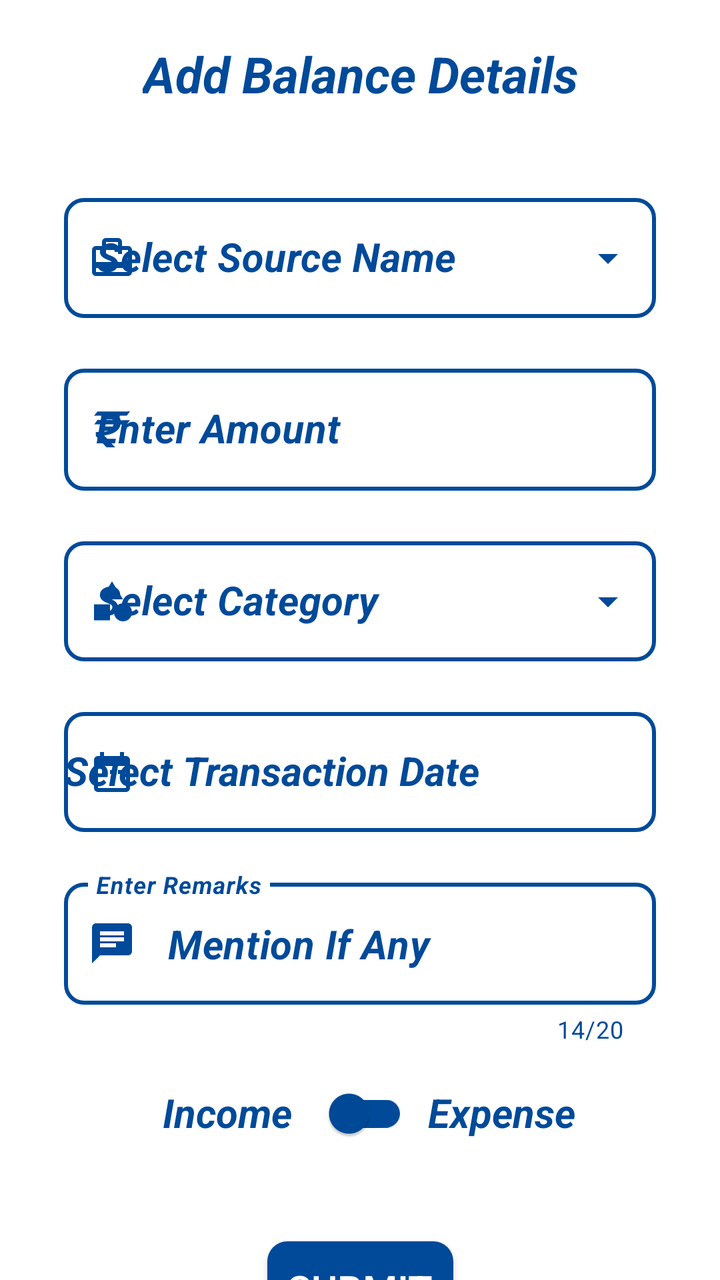
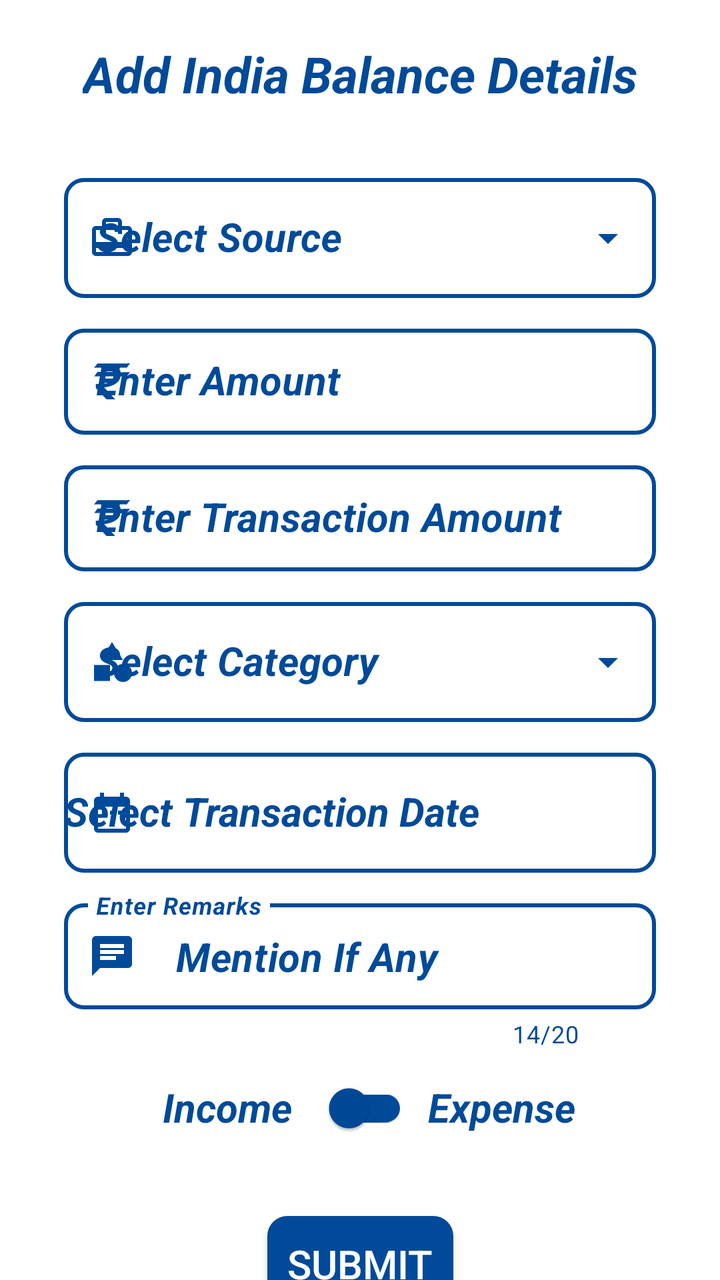

Screens rendered from an Android XML layout before and after an edit, with the pre-edit source and the edit as a unified diff.
<!-- AndroidManifest.xml: application theme AppTheme -->
<!-- res/layout/fragment_india.xml -->
<?xml version="1.0" encoding="utf-8"?>
<FrameLayout xmlns:android="http://schemas.android.com/apk/res/android"
    xmlns:app="http://schemas.android.com/apk/res-auto"
    xmlns:tools="http://schemas.android.com/tools"
    android:layout_width="match_parent"
    android:layout_height="match_parent"
    android:background="@color/white"
    tools:context=".AddBalances.IndiaFragment">

    <androidx.constraintlayout.widget.ConstraintLayout
        android:layout_width="match_parent"
        android:layout_height="wrap_content">

        <TextView
            android:id="@+id/balHeading"
            android:layout_width="wrap_content"
            android:layout_height="wrap_content"
            android:layout_marginTop="20dp"
            android:text="@string/add_balance_details"
            android:textColor="@color/background"
            android:textSize="25sp"
            android:textStyle="bold|italic"
            app:layout_constraintEnd_toEndOf="parent"
            app:layout_constraintStart_toStartOf="parent"
            app:layout_constraintTop_toTopOf="parent" />

        <com.google.android.material.textfield.TextInputLayout
            android:id="@+id/balSourceNameLayout"
            style="@style/Widget.MaterialComponents.TextInputLayout.OutlinedBox.Dense.ExposedDropdownMenu"
            android:layout_width="0dp"
            android:layout_height="wrap_content"
            android:layout_marginStart="32dp"
            android:layout_marginTop="40dp"
            android:layout_marginEnd="32dp"
            android:hint="@string/select_source_name"
            android:textColorHint="@color/background"
            android:theme="@style/ThemeOverlay.AppTheme.TextInputEditText.Outlined"
            app:boxCornerRadiusBottomEnd="10dp"
            app:boxCornerRadiusBottomStart="10dp"
            app:boxCornerRadiusTopEnd="10dp"
            app:boxCornerRadiusTopStart="10dp"
            app:boxStrokeColor="@color/grey"
            app:boxStrokeWidth="2dp"
            app:boxStrokeWidthFocused="2dp"
            app:endIconTint="@color/background"
            app:errorTextColor="@color/red"
            app:hintTextColor="@color/background"
            app:layout_constraintEnd_toEndOf="parent"
            app:layout_constraintStart_toStartOf="parent"
            app:layout_constraintTop_toBottomOf="@+id/balHeading"
            app:startIconDrawable="@drawable/ic_view_balance"
            app:startIconTint="@color/background">

            <AutoCompleteTextView
                android:id="@+id/balSourceName"
                android:layout_width="match_parent"
                android:layout_height="60sp"
                android:inputType="none"
                android:textColor="@color/background"
                android:textSize="20sp"
                android:textStyle="bold|italic"
                tools:ignore="LabelFor" />
        </com.google.android.material.textfield.TextInputLayout>

        <com.google.android.material.textfield.TextInputLayout
            android:id="@+id/balAmountLayout"
            style="@style/Widget.MaterialComponents.TextInputLayout.OutlinedBox"
            android:layout_width="0dp"
            android:layout_height="wrap_content"
            android:layout_marginTop="20dp"
            android:hint="@string/amount"
            android:textColorHint="@color/background"
            android:theme="@style/ThemeOverlay.AppTheme.TextInputEditText.Outlined"
            app:boxCornerRadiusBottomEnd="10dp"
            app:boxCornerRadiusBottomStart="10dp"
            app:boxCornerRadiusTopEnd="10dp"
            app:boxCornerRadiusTopStart="10dp"
            app:boxStrokeColor="@color/grey"
            app:boxStrokeWidth="2dp"
            app:boxStrokeWidthFocused="2dp"
            app:endIconMode="clear_text"
            app:endIconTint="@color/background"
            app:errorTextColor="@color/red"
            app:hintTextColor="@color/background"
            app:layout_constraintEnd_toEndOf="@+id/balSourceNameLayout"
            app:layout_constraintStart_toStartOf="@+id/balSourceNameLayout"
            app:layout_constraintTop_toBottomOf="@+id/balSourceNameLayout"
            app:startIconDrawable="@drawable/ic_rupee"
            app:startIconTint="@color/background">

            <com.google.android.material.textfield.TextInputEditText
                android:id="@+id/balAmount"
                android:layout_width="match_parent"
                android:layout_height="wrap_content"
                android:imeOptions="actionDone"
                android:inputType="number"
                android:textColor="@color/background"
                android:textCursorDrawable="@drawable/color_cursor"
                android:textSize="20sp"
                android:textStyle="bold|italic" />
        </com.google.android.material.textfield.TextInputLayout>

        <com.google.android.material.textfield.TextInputLayout
            android:id="@+id/balCategoryLayout"
            style="@style/Widget.MaterialComponents.TextInputLayout.OutlinedBox.Dense.ExposedDropdownMenu"
            android:layout_width="0dp"
            android:layout_height="wrap_content"
            android:layout_marginTop="20dp"
            android:hint="@string/select_category"
            android:textColorHint="@color/background"
            android:theme="@style/ThemeOverlay.AppTheme.TextInputEditText.Outlined"
            app:boxCornerRadiusBottomEnd="10dp"
            app:boxCornerRadiusBottomStart="10dp"
            app:boxCornerRadiusTopEnd="10dp"
            app:boxCornerRadiusTopStart="10dp"
            app:boxStrokeColor="@color/grey"
            app:boxStrokeWidth="2dp"
            app:boxStrokeWidthFocused="2dp"
            app:endIconTint="@color/background"
            app:errorTextColor="@color/red"
            app:hintTextColor="@color/background"
            app:layout_constraintEnd_toEndOf="@+id/balAmountLayout"
            app:layout_constraintStart_toStartOf="@+id/balAmountLayout"
            app:layout_constraintTop_toBottomOf="@+id/balAmountLayout"
            app:startIconDrawable="@drawable/ic_category"
            app:startIconTint="@color/background">

            <AutoCompleteTextView
                android:id="@+id/balCategory"
                android:layout_width="match_parent"
                android:layout_height="60sp"
                android:inputType="none"
                android:textColor="@color/background"
                android:textSize="20sp"
                android:textStyle="bold|italic"
                tools:ignore="LabelFor" />
        </com.google.android.material.textfield.TextInputLayout>

        <com.google.android.material.textfield.TextInputLayout
            android:id="@+id/balTranDateLayout"
            style="@style/Widget.MaterialComponents.TextInputLayout.OutlinedBox"
            android:layout_width="0dp"
            android:layout_height="wrap_content"
            android:layout_marginTop="20dp"
            android:hint="@string/transaction_date"
            android:textColorHint="@color/background"
            android:theme="@style/ThemeOverlay.AppTheme.TextInputEditText.Outlined"
            app:boxCornerRadiusBottomEnd="10dp"
            app:boxCornerRadiusBottomStart="10dp"
            app:boxCornerRadiusTopEnd="10dp"
            app:boxCornerRadiusTopStart="10dp"
            app:boxStrokeColor="@color/grey"
            app:boxStrokeWidth="2dp"
            app:boxStrokeWidthFocused="2dp"
            app:errorTextColor="@color/red"
            app:layout_constraintEnd_toEndOf="@+id/balCategoryLayout"
            app:layout_constraintStart_toStartOf="@+id/balCategoryLayout"
            app:layout_constraintTop_toBottomOf="@+id/balCategoryLayout"
            app:startIconDrawable="@drawable/ic_date"
            app:startIconTint="@color/background">

            <AutoCompleteTextView
                android:id="@+id/balTranDate"
                android:layout_width="match_parent"
                android:layout_height="60sp"
                android:inputType="none"
                android:textColor="@color/background"
                android:textCursorDrawable="@drawable/color_cursor"
                android:textSize="20sp"
                android:textStyle="bold|italic"
                tools:ignore="LabelFor" />
        </com.google.android.material.textfield.TextInputLayout>

        <com.google.android.material.textfield.TextInputLayout
            android:id="@+id/balDecRemarksLayout"
            style="@style/Widget.MaterialComponents.TextInputLayout.OutlinedBox"
            android:layout_width="0dp"
            android:layout_height="wrap_content"
            android:layout_marginTop="20dp"
            android:hint="@string/remarks"
            android:textColorHint="@color/background"
            android:theme="@style/ThemeOverlay.AppTheme.TextInputEditText.Outlined"
            app:boxCornerRadiusBottomEnd="10dp"
            app:boxCornerRadiusBottomStart="10dp"
            app:boxCornerRadiusTopEnd="10dp"
            app:boxCornerRadiusTopStart="10dp"
            app:boxStrokeColor="@color/grey"
            app:boxStrokeWidth="2dp"
            app:boxStrokeWidthFocused="2dp"
            app:counterEnabled="true"
            app:counterMaxLength="20"
            app:counterTextColor="@color/background"
            app:endIconMode="clear_text"
            app:endIconTint="@color/background"
            app:errorTextColor="@color/red"
            app:hintTextColor="@color/background"
            app:layout_constraintEnd_toEndOf="@+id/balTranDateLayout"
            app:layout_constraintStart_toStartOf="@+id/balTranDateLayout"
            app:layout_constraintTop_toBottomOf="@+id/balTranDateLayout"
            app:startIconDrawable="@drawable/ic_remarks"
            app:startIconTint="@color/background">

            <com.google.android.material.textfield.TextInputEditText
                android:id="@+id/balDecRemarks"
                android:layout_width="match_parent"
                android:layout_height="wrap_content"
                android:imeOptions="actionDone"
                android:inputType="textCapWords"
                android:maxLength="20"
                android:text="@string/mention_if_any"
                android:textColor="@color/background"
                android:textCursorDrawable="@drawable/color_cursor"
                android:textSize="20sp"
                android:textStyle="bold|italic" />
        </com.google.android.material.textfield.TextInputLayout>

        <TextView
            android:id="@+id/balSwitchIncome"
            android:layout_width="wrap_content"
            android:layout_height="wrap_content"
            android:layout_marginTop="20dp"
            android:layout_marginEnd="10dp"
            android:text="@string/income"
            android:textColor="@color/background"
            android:textSize="20sp"
            android:textStyle="bold|italic"
            app:layout_constraintEnd_toStartOf="@+id/balSwitch"
            app:layout_constraintTop_toBottomOf="@+id/balDecRemarksLayout" />

        <androidx.appcompat.widget.SwitchCompat
            android:id="@+id/balSwitch"
            android:layout_width="wrap_content"
            android:layout_height="wrap_content"
            android:layout_marginTop="10dp"
            android:textOff="@string/off"
            android:textOn="@string/on"
            app:layout_constraintEnd_toEndOf="parent"
            app:layout_constraintStart_toStartOf="parent"
            app:layout_constraintTop_toBottomOf="@+id/balDecRemarksLayout"
            app:thumbTint="@color/background"
            app:trackTint="@color/background" />

        <TextView
            android:id="@+id/balSwitchOutcome"
            android:layout_width="wrap_content"
            android:layout_height="wrap_content"
            android:layout_marginStart="10dp"
            android:layout_marginTop="20dp"
            android:text="@string/expense"
            android:textColor="@color/background"
            android:textSize="20sp"
            android:textStyle="bold|italic"
            app:layout_constraintStart_toEndOf="@+id/balSwitch"
            app:layout_constraintTop_toBottomOf="@+id/balDecRemarksLayout" />

        <androidx.appcompat.widget.AppCompatButton
            android:id="@+id/balDecSubmit"
            android:layout_width="wrap_content"
            android:layout_height="wrap_content"
            android:layout_marginTop="40dp"
            android:background="@drawable/button_background"
            android:text="  Submit  "
            android:textColor="@color/white"
            android:textSize="20sp"
            app:layout_constraintEnd_toEndOf="parent"
            app:layout_constraintStart_toStartOf="parent"
            app:layout_constraintTop_toBottomOf="@+id/balSwitch"
            tools:ignore="HardcodedText" />

    </androidx.constraintlayout.widget.ConstraintLayout>

</FrameLayout>
<!-- resources referenced by this layout -->
<resources>
  <color name="background">#004A99</color>
  <color name="grey">#808080</color>
  <color name="red">#FF0000</color>
  <color name="white">#FFFFFFFF</color>
  <!-- drawable button_background (drawable) -->
  <?xml version="1.0" encoding="utf-8"?>
  <ripple xmlns:android="http://schemas.android.com/apk/res/android"
      android:color="@color/white">
      <item>
          <shape android:shape="rectangle">
              <solid android:color="@color/background" />
              <corners android:radius="10dp" />
          </shape>
      </item>
  </ripple>
  <!-- drawable color_cursor (drawable) -->
  <?xml version="1.0" encoding="utf-8"?>
  <shape xmlns:android="http://schemas.android.com/apk/res/android"
      android:shape="rectangle">
      <size android:width="2dp" />
      <solid android:color="@color/background" />
  </shape>
  <!-- drawable ic_category (drawable) -->
  <vector android:height="24dp" android:tint="#FFFFFF"
      android:viewportHeight="24" android:viewportWidth="24"
      android:width="24dp" xmlns:android="http://schemas.android.com/apk/res/android">
      <path android:fillColor="@android:color/white" android:pathData="M12,2l-5.5,9h11z"/>
      <path android:fillColor="@android:color/white" android:pathData="M17.5,17.5m-4.5,0a4.5,4.5 0,1 1,9 0a4.5,4.5 0,1 1,-9 0"/>
      <path android:fillColor="@android:color/white" android:pathData="M3,13.5h8v8H3z"/>
  </vector>
  <!-- drawable ic_date (drawable) -->
  <vector android:height="24dp" android:tint="#FFFFFF"
      android:viewportHeight="24" android:viewportWidth="24"
      android:width="24dp" xmlns:android="http://schemas.android.com/apk/res/android">
      <path android:fillColor="@android:color/white" android:pathData="M9,11L7,11v2h2v-2zM13,11h-2v2h2v-2zM17,11h-2v2h2v-2zM19,4h-1L18,2h-2v2L8,4L8,2L6,2v2L5,4c-1.11,0 -1.99,0.9 -1.99,2L3,20c0,1.1 0.89,2 2,2h14c1.1,0 2,-0.9 2,-2L21,6c0,-1.1 -0.9,-2 -2,-2zM19,20L5,20L5,9h14v11z"/>
  </vector>
  <!-- drawable ic_remarks (drawable) -->
  <vector xmlns:android="http://schemas.android.com/apk/res/android"
      android:width="24dp"
      android:height="24dp"
      android:tint="@color/background"
      android:viewportWidth="24"
      android:viewportHeight="24">
      <path
          android:fillColor="@android:color/white"
          android:pathData="M20,2L4,2c-1.1,0 -1.99,0.9 -1.99,2L2,22l4,-4h14c1.1,0 2,-0.9 2,-2L22,4c0,-1.1 -0.9,-2 -2,-2zM6,9h12v2L6,11L6,9zM14,14L6,14v-2h8v2zM18,8L6,8L6,6h12v2z" />
  </vector>
  <string name="add_balance_details">Add Balance Details</string>
  <string name="amount">Enter Amount</string>
  <string name="expense">Expense</string>
  <string name="income">Income</string>
  <string name="mention_if_any">Mention If Any</string>
  <string name="off">Off</string>
  <string name="on">On</string>
  <string name="remarks">Enter Remarks</string>
  <string name="select_category">Select Category</string>
  <string name="select_source_name">Select Source Name</string>
  <string name="transaction_date">Select Transaction Date</string>
  <style name="ThemeOverlay.AppTheme.TextInputEditText.Outlined" parent="">
          <item name="colorControlActivated">@color/background</item>
      </style>
  <style name="AppTheme" parent="Theme.MaterialComponents.Light.DarkActionBar">
          
          
          
          <item name="colorPrimary">@color/background</item>
          <item name="colorPrimaryDark">@color/background</item>
          <item name="colorAccent">@color/background</item>
          
          <item name="colorSurface">@color/background</item>
          
          <item name="android:itemTextAppearance">@style/OptionsMenuStyle</item>
      </style>
  <style name="OptionsMenuStyle" parent="@style/TextAppearance.AppCompat.Widget.ActionBar.Title">
          <item name="android:textColor">@color/background</item>
          <item name="android:textStyle">italic|bold</item>
          <item name="android:textSize">15sp</item>
      </style>
  <!-- unchanged entries left out for length: 2 -->
</resources>

<!-- the commit's change to res/layout/fragment_india.xml (unified diff, before → after) -->
@@ -9,14 +9,14 @@
 
     <androidx.constraintlayout.widget.ConstraintLayout
         android:layout_width="match_parent"
-        android:layout_height="wrap_content">
+        android:layout_height="match_parent">
 
         <TextView
             android:id="@+id/balHeading"
             android:layout_width="wrap_content"
             android:layout_height="wrap_content"
             android:layout_marginTop="20dp"
-            android:text="@string/add_balance_details"
+            android:text="@string/add_india_balance_details"
             android:textColor="@color/background"
             android:textSize="25sp"
             android:textStyle="bold|italic"
@@ -30,9 +30,9 @@
             android:layout_width="0dp"
             android:layout_height="wrap_content"
             android:layout_marginStart="32dp"
-            android:layout_marginTop="40dp"
+            android:layout_marginTop="30dp"
             android:layout_marginEnd="32dp"
-            android:hint="@string/select_source_name"
+            android:hint="@string/select_source"
             android:textColorHint="@color/background"
             android:theme="@style/ThemeOverlay.AppTheme.TextInputEditText.Outlined"
             app:boxCornerRadiusBottomEnd="10dp"
@@ -67,7 +67,7 @@
             style="@style/Widget.MaterialComponents.TextInputLayout.OutlinedBox"
             android:layout_width="0dp"
             android:layout_height="wrap_content"
-            android:layout_marginTop="20dp"
+            android:layout_marginTop="10dp"
             android:hint="@string/amount"
             android:textColorHint="@color/background"
             android:theme="@style/ThemeOverlay.AppTheme.TextInputEditText.Outlined"
@@ -92,7 +92,7 @@
                 android:id="@+id/balAmount"
                 android:layout_width="match_parent"
                 android:layout_height="wrap_content"
-                android:imeOptions="actionDone"
+                android:imeOptions="actionNext"
                 android:inputType="number"
                 android:textColor="@color/background"
                 android:textCursorDrawable="@drawable/color_cursor"
@@ -101,27 +101,65 @@
         </com.google.android.material.textfield.TextInputLayout>
 
         <com.google.android.material.textfield.TextInputLayout
-            android:id="@+id/balCategoryLayout"
-            style="@style/Widget.MaterialComponents.TextInputLayout.OutlinedBox.Dense.ExposedDropdownMenu"
-            android:layout_width="0dp"
-            android:layout_height="wrap_content"
-            android:layout_marginTop="20dp"
-            android:hint="@string/select_category"
-            android:textColorHint="@color/background"
-            android:theme="@style/ThemeOverlay.AppTheme.TextInputEditText.Outlined"
-            app:boxCornerRadiusBottomEnd="10dp"
-            app:boxCornerRadiusBottomStart="10dp"
-            app:boxCornerRadiusTopEnd="10dp"
-            app:boxCornerRadiusTopStart="10dp"
-            app:boxStrokeColor="@color/grey"
-            app:boxStrokeWidth="2dp"
-            app:boxStrokeWidthFocused="2dp"
+            android:id="@+id/balTransAmountLayout"
+            style="@style/Widget.MaterialComponents.TextInputLayout.OutlinedBox"
+            android:layout_width="0dp"
+            android:layout_height="wrap_content"
+            android:layout_marginTop="10dp"
+            android:hint="@string/enter_transaction_amount"
+            android:textColorHint="@color/background"
+            android:theme="@style/ThemeOverlay.AppTheme.TextInputEditText.Outlined"
+            app:boxCornerRadiusBottomEnd="10dp"
+            app:boxCornerRadiusBottomStart="10dp"
+            app:boxCornerRadiusTopEnd="10dp"
+            app:boxCornerRadiusTopStart="10dp"
+            app:boxStrokeColor="@color/grey"
+            app:boxStrokeWidth="2dp"
+            app:boxStrokeWidthFocused="2dp"
+            app:endIconMode="clear_text"
             app:endIconTint="@color/background"
             app:errorTextColor="@color/red"
             app:hintTextColor="@color/background"
             app:layout_constraintEnd_toEndOf="@+id/balAmountLayout"
             app:layout_constraintStart_toStartOf="@+id/balAmountLayout"
             app:layout_constraintTop_toBottomOf="@+id/balAmountLayout"
+            app:startIconDrawable="@drawable/ic_rupee"
+            app:startIconTint="@color/background">
+
+            <com.google.android.material.textfield.TextInputEditText
+                android:id="@+id/balTransAmount"
+                android:layout_width="match_parent"
+                android:layout_height="wrap_content"
+                android:imeOptions="actionDone"
+                android:inputType="number"
+                android:textColor="@color/background"
+                android:textCursorDrawable="@drawable/color_cursor"
+                android:textSize="20sp"
+                android:textStyle="bold|italic" />
+        </com.google.android.material.textfield.TextInputLayout>
+
+        <com.google.android.material.textfield.TextInputLayout
+            android:id="@+id/balCategoryLayout"
+            style="@style/Widget.MaterialComponents.TextInputLayout.OutlinedBox.Dense.ExposedDropdownMenu"
+            android:layout_width="0dp"
+            android:layout_height="wrap_content"
+            android:layout_marginTop="10dp"
+            android:hint="@string/select_category"
+            android:textColorHint="@color/background"
+            android:theme="@style/ThemeOverlay.AppTheme.TextInputEditText.Outlined"
+            app:boxCornerRadiusBottomEnd="10dp"
+            app:boxCornerRadiusBottomStart="10dp"
+            app:boxCornerRadiusTopEnd="10dp"
+            app:boxCornerRadiusTopStart="10dp"
+            app:boxStrokeColor="@color/grey"
+            app:boxStrokeWidth="2dp"
+            app:boxStrokeWidthFocused="2dp"
+            app:endIconTint="@color/background"
+            app:errorTextColor="@color/red"
+            app:hintTextColor="@color/background"
+            app:layout_constraintEnd_toEndOf="@+id/balTransAmountLayout"
+            app:layout_constraintStart_toStartOf="@+id/balTransAmountLayout"
+            app:layout_constraintTop_toBottomOf="@+id/balTransAmountLayout"
             app:startIconDrawable="@drawable/ic_category"
             app:startIconTint="@color/background">
 
@@ -141,7 +179,7 @@
             style="@style/Widget.MaterialComponents.TextInputLayout.OutlinedBox"
             android:layout_width="0dp"
             android:layout_height="wrap_content"
-            android:layout_marginTop="20dp"
+            android:layout_marginTop="10dp"
             android:hint="@string/transaction_date"
             android:textColorHint="@color/background"
             android:theme="@style/ThemeOverlay.AppTheme.TextInputEditText.Outlined"
@@ -176,7 +214,7 @@
             style="@style/Widget.MaterialComponents.TextInputLayout.OutlinedBox"
             android:layout_width="0dp"
             android:layout_height="wrap_content"
-            android:layout_marginTop="20dp"
+            android:layout_marginTop="10dp"
             android:hint="@string/remarks"
             android:textColorHint="@color/background"
             android:theme="@style/ThemeOverlay.AppTheme.TextInputEditText.Outlined"
@@ -218,7 +256,7 @@
             android:id="@+id/balSwitchIncome"
             android:layout_width="wrap_content"
             android:layout_height="wrap_content"
-            android:layout_marginTop="20dp"
+            android:layout_marginTop="15dp"
             android:layout_marginEnd="10dp"
             android:text="@string/income"
             android:textColor="@color/background"
@@ -231,7 +269,7 @@
             android:id="@+id/balSwitch"
             android:layout_width="wrap_content"
             android:layout_height="wrap_content"
-            android:layout_marginTop="10dp"
+            android:layout_marginTop="5dp"
             android:textOff="@string/off"
             android:textOn="@string/on"
             app:layout_constraintEnd_toEndOf="parent"
@@ -245,7 +283,7 @@
             android:layout_width="wrap_content"
             android:layout_height="wrap_content"
             android:layout_marginStart="10dp"
-            android:layout_marginTop="20dp"
+            android:layout_marginTop="15dp"
             android:text="@string/expense"
             android:textColor="@color/background"
             android:textSize="20sp"
@@ -257,7 +295,7 @@
             android:id="@+id/balDecSubmit"
             android:layout_width="wrap_content"
             android:layout_height="wrap_content"
-            android:layout_marginTop="40dp"
+            android:layout_marginTop="30dp"
             android:background="@drawable/button_background"
             android:text="  Submit  "
             android:textColor="@color/white"
<!-- resource entries referenced after the edit -->
@@ -47,8 +47,9 @@
           android:fillColor="@android:color/white"
           android:pathData="M20,2L4,2c-1.1,0 -1.99,0.9 -1.99,2L2,22l4,-4h14c1.1,0 2,-0.9 2,-2L22,4c0,-1.1 -0.9,-2 -2,-2zM6,9h12v2L6,11L6,9zM14,14L6,14v-2h8v2zM18,8L6,8L6,6h12v2z" />
   </vector>
-  <string name="add_balance_details">Add Balance Details</string>
+  <string name="add_india_balance_details">Add India Balance Details</string>
   <string name="amount">Enter Amount</string>
+  <string name="enter_transaction_amount">Enter Transaction Amount</string>
   <string name="expense">Expense</string>
   <string name="income">Income</string>
   <string name="mention_if_any">Mention If Any</string>
@@ -56,9 +57,9 @@
   <string name="on">On</string>
   <string name="remarks">Enter Remarks</string>
   <string name="select_category">Select Category</string>
-  <string name="select_source_name">Select Source Name</string>
+  <string name="select_source">Select Source</string>
   <string name="transaction_date">Select Transaction Date</string>
-  <style name="ThemeOverlay.AppTheme.TextInputEditText.Outlined" parent="">
+  <style name="ThemeOverlay.AppTheme.TextInputEditText.Outlined" parent="Widget.MaterialComponents.TextInputLayout.OutlinedBox.Dense">
           <item name="colorControlActivated">@color/background</item>
       </style>
   <style name="AppTheme" parent="Theme.MaterialComponents.Light.DarkActionBar">
